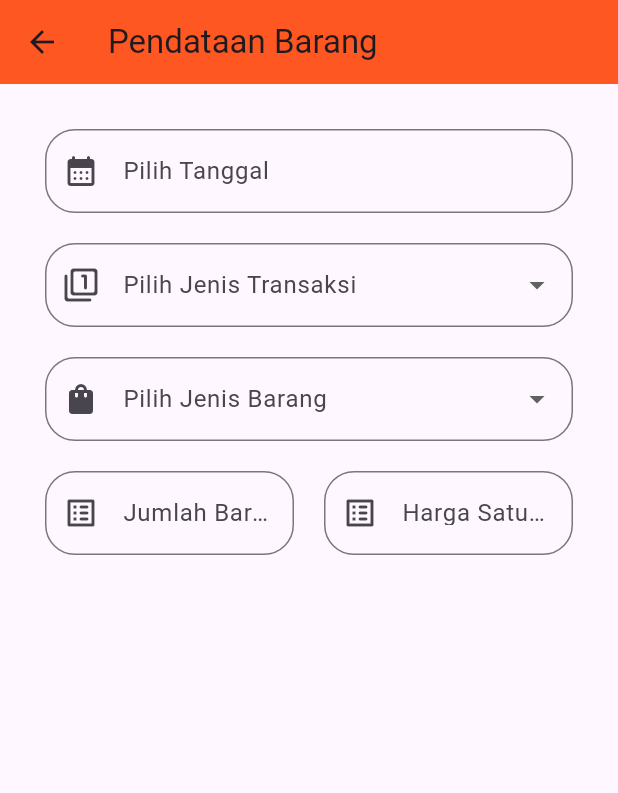
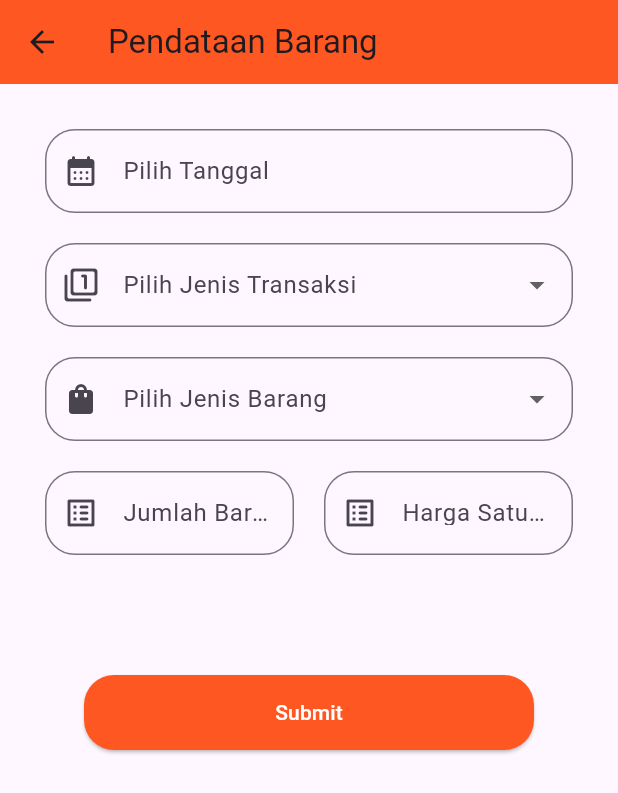
Before and after one commit to abrayudhistira/20220140102_UCP1Flutter, a Flutter app: the AddBarang screen opened by its route, on a phone screen of 412 x 824 dp. Shown: the top 793 px of the screen. Run offline on Flutter 3.47's test engine with Material 3 defaults, Android fonts, the phone set to English and light mode, and no system bars.

```diff
--- a/lib/barang/addBarang.dart
+++ b/lib/barang/addBarang.dart
@@ -206,6 +206,35 @@ class _AddBarangState extends State<AddBarang> {
                     ),
                   ],
                 ),
+                const SizedBox(
+                  height: 80,
+                ),
+                ElevatedButton(
+                  style: ElevatedButton.styleFrom(
+                        minimumSize: Size(300, 50),
+                        shape: RoundedRectangleBorder(
+                           borderRadius: BorderRadius.circular(20),
+                        ),
+                        backgroundColor: Colors.deepOrange,
+                        foregroundColor: Colors.white,
+                      ),
+                  onPressed: (){
+                    if (_formkey.currentState!.validate()) {
+                      Navigator.pushNamed(
+                        context,
+                      '/barang/detailBarang',
+                      arguments: {
+                        'date': _dateController.text,
+                        'jenisTransaksi': _selectedJenisTransaksi,
+                        'jenisBarang': _selectedJenisBarang,
+                        'jumlahBarang': _jumlahBarangController.text,
+                        'hargaSatuan': _hargaSatuanController.text,
+                      },
+                    );
+                    }
+                  },
+                  child: const Text('Submit'),
+                ),
               ],
             ),
           ),
```
